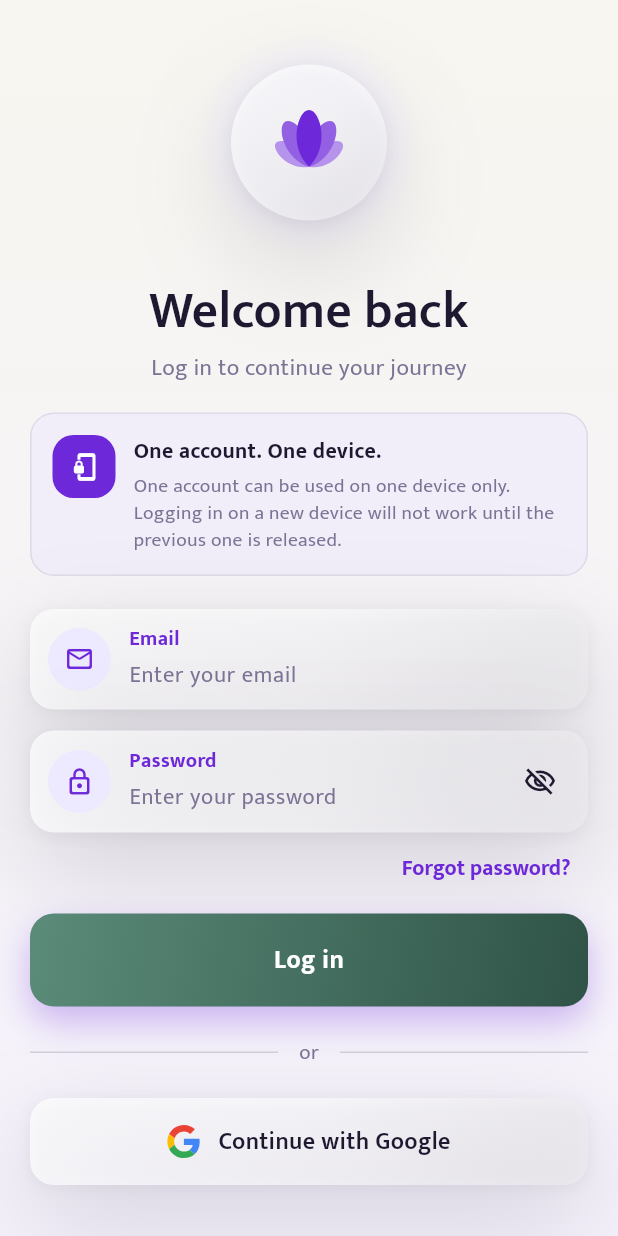
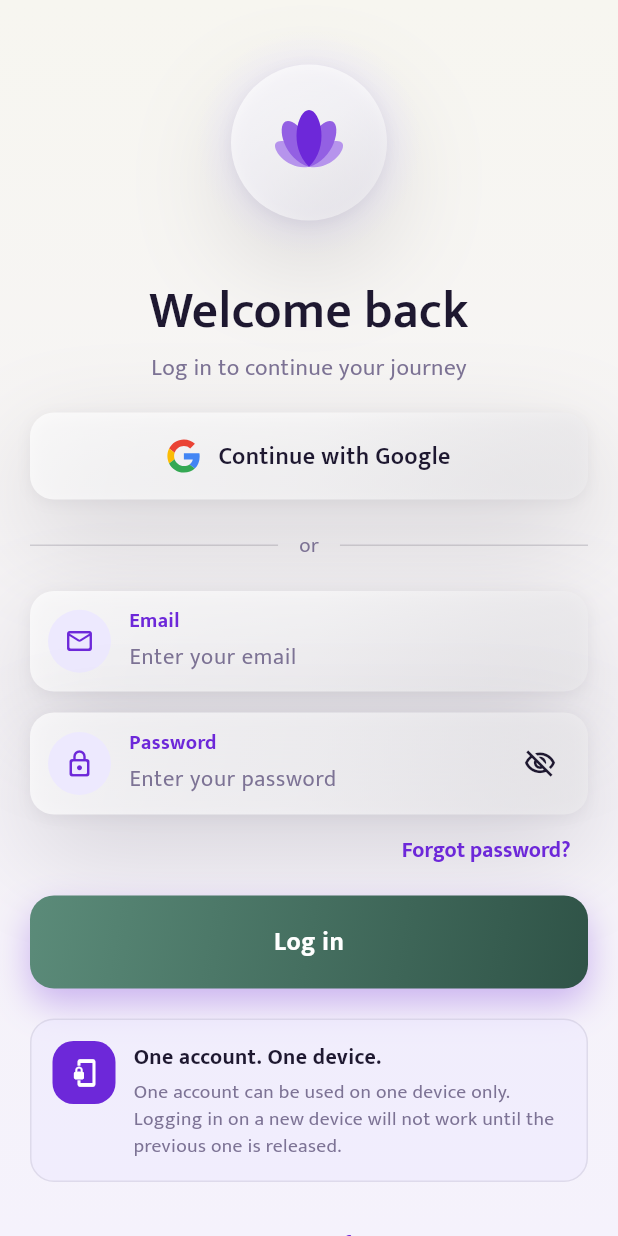
Before and after one commit to cyberking-coder/Rishi_app2, a Flutter app: the screen it shows after launch, on a phone screen of 412 x 824 dp. Run offline on Flutter 3.47's test engine with Material 3 defaults, Android fonts, the phone set to English and light mode, and no system bars; our stand-ins replace audio_service, chewie, connectivity_plus, device_info_plus, firebase_core, firebase_crashlytics and 13 more; missing offline and left inert: audio_session, pointycastle; accounts and stored records are empty.

Commit message:
Login: move Google/Apple sign-in above the form; one-device note below it
Social sign-in now leads (above the email/password form); the one-device
lock note moved down to below the Log in button. Login screen only.

Co-Authored-By: Claude Opus 4.8 <noreply@anthropic.com>
Claude-Session: https://claude.ai/code/session_01RGb8yEEt9J4juZUSabzN3b

```diff
--- a/mobile_app/lib/features/auth/presentation/screens/login_screen.dart
+++ b/mobile_app/lib/features/auth/presentation/screens/login_screen.dart
@@ -99,18 +99,15 @@ class _LoginScreenState extends ConsumerState<LoginScreen> {
               ),
             ),
             const SizedBox(height: 18),
-            // Above the form on purpose, so the one-device-per-account lock is
-            // read as a rule up front rather than discovered as a failure at
-            // login. It used to sit below the sign-up link, off the bottom of
-            // the screen, where it had to be scrolled to.
-            const AuthInfoCard(
-              icon: Icons.phonelink_lock_outlined,
-              title: 'One account. One device.',
-              body: 'One account can be used on one device only. Logging in '
-                  'on a new device will not work until the previous one is '
-                  'released.',
-            ),
-            const SizedBox(height: 22),
+            // Social sign-in first, above the email/password form.
+            GoogleSignInButton(enabled: !isLoading),
+            if (AppleSignInButton.isSupported) ...[
+              const SizedBox(height: 12),
+              AppleSignInButton(enabled: !isLoading),
+            ],
+            const SizedBox(height: 20),
+            const AuthDivider(),
+            const SizedBox(height: 20),
             AuthTextField(
               fieldKey: E2eKeys.loginEmail,
               controller: _emailController,
@@ -150,13 +147,16 @@ class _LoginScreenState extends ConsumerState<LoginScreen> {
               onPressed: isLoading ? null : _submit,
             ),
             const SizedBox(height: 20),
-            const AuthDivider(),
-            const SizedBox(height: 20),
-            GoogleSignInButton(enabled: !isLoading),
-            if (AppleSignInButton.isSupported) ...[
-              const SizedBox(height: 12),
-              AppleSignInButton(enabled: !isLoading),
-            ],
+            // One-device lock note, moved below the form now that social
+            // sign-in leads — still a rule the user reads before the sign-up
+            // link, just further down the screen.
+            const AuthInfoCard(
+              icon: Icons.phonelink_lock_outlined,
+              title: 'One account. One device.',
+              body: 'One account can be used on one device only. Logging in '
+                  'on a new device will not work until the previous one is '
+                  'released.',
+            ),
             const SizedBox(height: 18),
             Center(
               child: TextButton(
```
